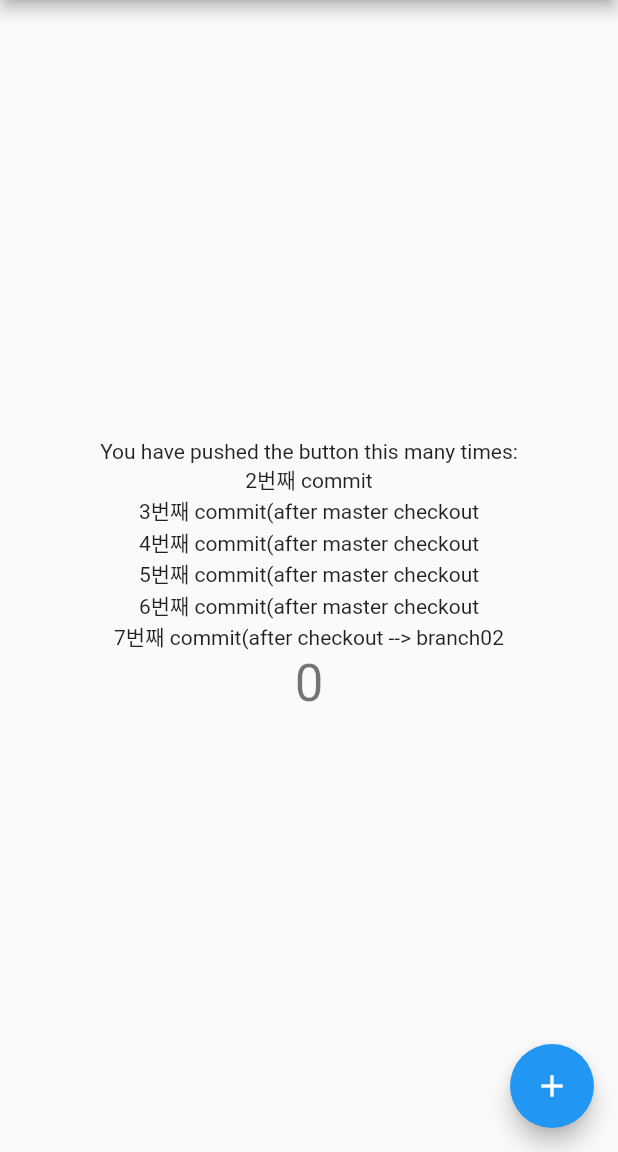
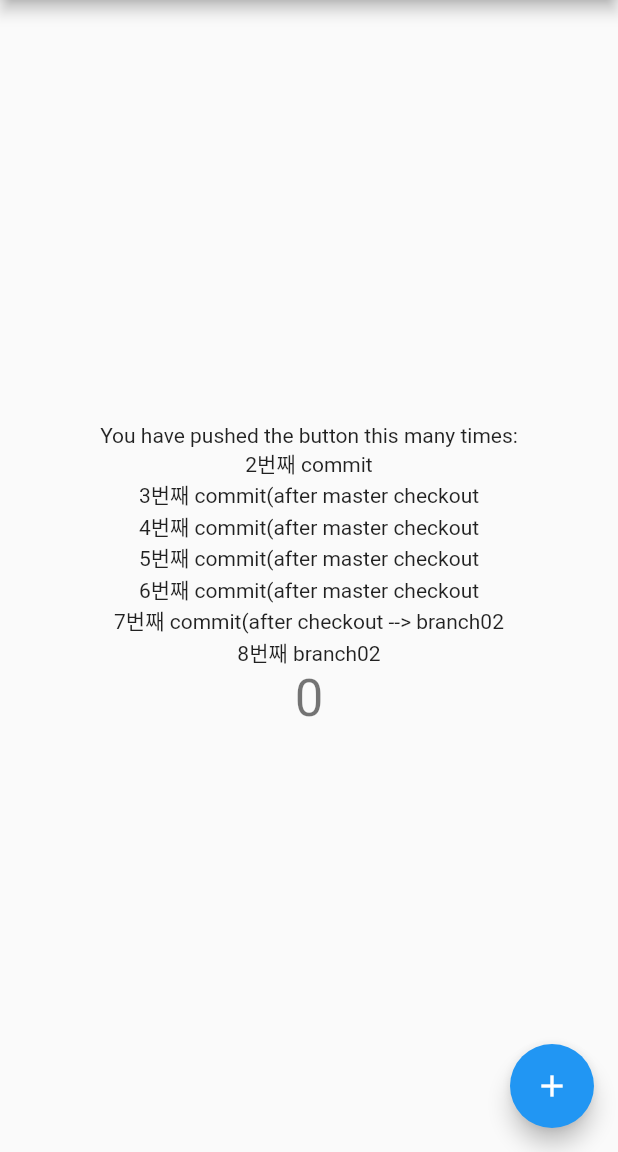
Before and after one commit to bigmsg/flutter_git_branch_test, a Flutter app: the screen it shows after launch, on a phone screen of 412 x 824 dp, the part 84-1236 px from its top. Run offline on Flutter 3.47's test engine with Material 2 defaults, Android fonts, the phone set to English and light mode, and no system bars.

```diff
--- a/lib/main.dart
+++ b/lib/main.dart
@@ -93,6 +93,7 @@ class _MyHomePageState extends State<MyHomePage> {
             Text('5번째 commit(after master checkout'),
             Text('6번째 commit(after master checkout'),
             Text('7번째 commit(after checkout --> branch02'),
+            Text('8번째 branch02'),
             Text(
               '$_counter',
               style: Theme.of(context).textTheme.headline4,
```
